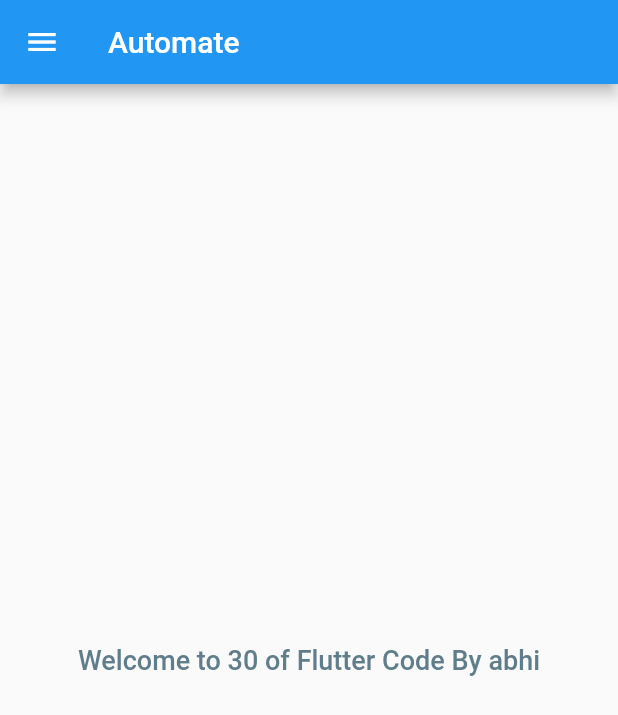
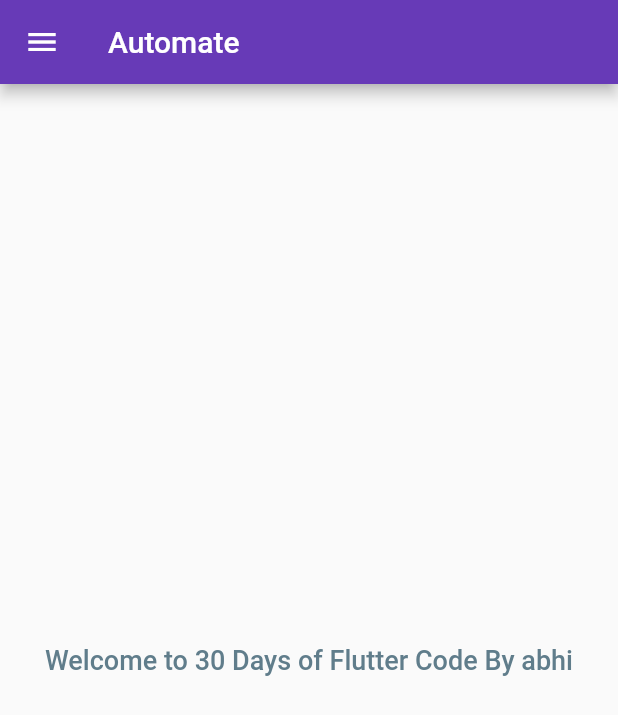
Before and after one commit to Abhishekkjainn/LearningFlutter, a Flutter app: the screen it shows after launch, on a phone screen of 412 x 824 dp. Shown: the top 715 px of the screen. Run offline on Flutter 3.47's test engine with Material 2 defaults, Android fonts, the phone set to English and light mode, and no system bars.

Commit message:
Day 3 Completed

```diff
--- a/lib/main.dart
+++ b/lib/main.dart
@@ -1,4 +1,5 @@
-import 'package:abhishekapp/homepage.dart';
+import 'package:abhishekapp/pages/homepage.dart';
+import 'package:abhishekapp/pages/loginpage.dart';
 import 'package:flutter/material.dart';
 
 void main() {
@@ -10,8 +11,15 @@
 
   @override
   Widget build(BuildContext context) {
-
-
-    return MaterialApp(home: Homepage());
+    return MaterialApp(
+      theme: ThemeData(primarySwatch: Colors.deepPurple),
+      themeMode: ThemeMode.system,
+      darkTheme: ThemeData(brightness: Brightness.dark),
+      initialRoute: "/",
+      routes: {
+        "/": (context) => Homepage(),
+        "/login": (context) => LoginPage(),
+      },
+    );
   }
 }
--- a/lib/homepage.dart
+++ b/lib/pages/homepage.dart
@@ -1,3 +1,4 @@
+//Curly Braces to input Default Value
 import 'package:flutter/material.dart';
 
 class Homepage extends StatelessWidget {
@@ -14,7 +15,7 @@
       body: Center(
         child: Container(
           child: Text(
-            "Welcome to $name of Flutter Code By $days",
+            "Welcome to $name Days of Flutter Code By $days",
             style: TextStyle(
                 color: Colors.blueGrey,
                 fontSize: 18.0,
```
Also changed, not shown: lib/pages/loginpage.dart (added, +20 -0 lines).
